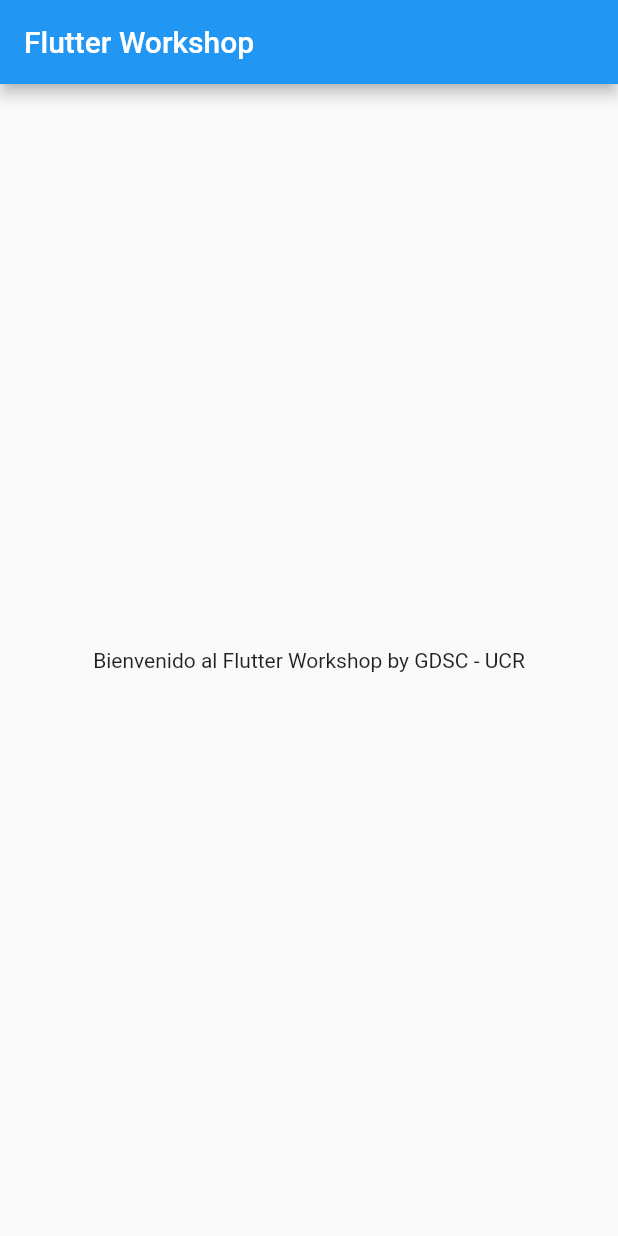
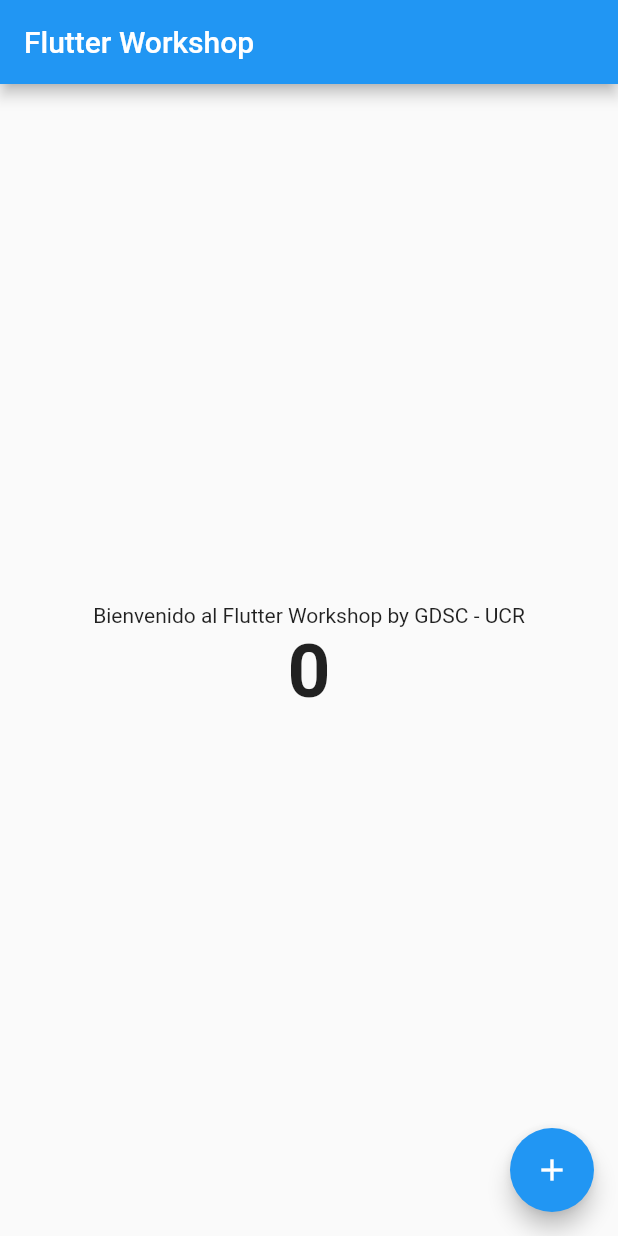
Before and after one commit to gdsc-ucr/flutter-workshop, a Flutter app: the screen it shows after launch, on a phone screen of 412 x 824 dp. Run offline on Flutter 3.47's test engine with Material 2 defaults, Android fonts, the phone set to English and light mode, and no system bars.

Commit message:
feat: finish counter page

```diff
--- a/lib/app.dart
+++ b/lib/app.dart
@@ -8,10 +8,8 @@ class MyApp extends StatelessWidget {
   Widget build(BuildContext context) {
     return MaterialApp(
       title: 'Flutter Demo',
-      theme: ThemeData(
-        primarySwatch: Colors.blue,
-      ),
-      home: const CounterPage(),
+      theme: ThemeData.light(),
+      home: CounterPage(),
     );
   }
 }
--- a/lib/counter_page.dart
+++ b/lib/counter_page.dart
@@ -1,7 +1,14 @@
 import 'package:flutter/material.dart';
 
-class CounterPage extends StatelessWidget {
+class CounterPage extends StatefulWidget {
   const CounterPage({Key? key}) : super(key: key);
+
+  @override
+  State<CounterPage> createState() => _CounterPageState();
+}
+
+class _CounterPageState extends State<CounterPage> {
+  var counter = 0;
 
   @override
   Widget build(BuildContext context) {
@@ -12,13 +19,28 @@ class CounterPage extends StatelessWidget {
       body: Center(
         child: Column(
           mainAxisAlignment: MainAxisAlignment.center,
-          children: const <Widget>[
+          children: <Widget>[
             Text(
               'Bienvenido al Flutter Workshop by GDSC - UCR',
+            ),
+            Text(
+              '$counter',
+              style: TextStyle(
+                fontSize: 50,
+                fontWeight: FontWeight.bold,
+              ),
             ),
           ],
         ),
       ),
+      floatingActionButton: FloatingActionButton(
+        onPressed: () {
+          setState(() {
+            counter = counter + 1;
+          });
+        },
+        child: Icon(Icons.add),
+      ),
     );
   }
 }
```
